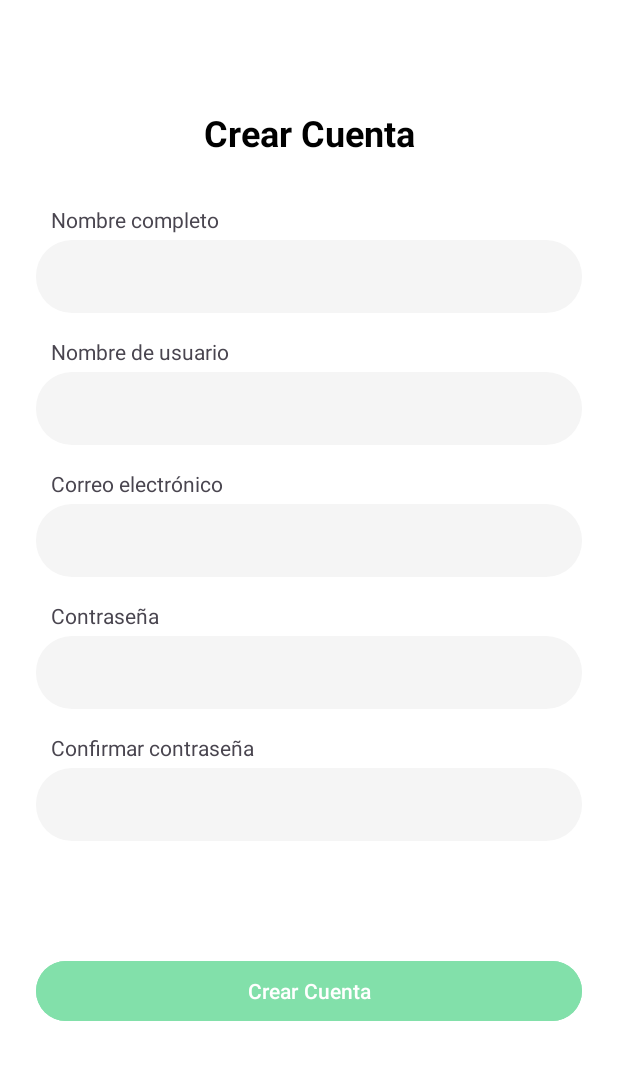
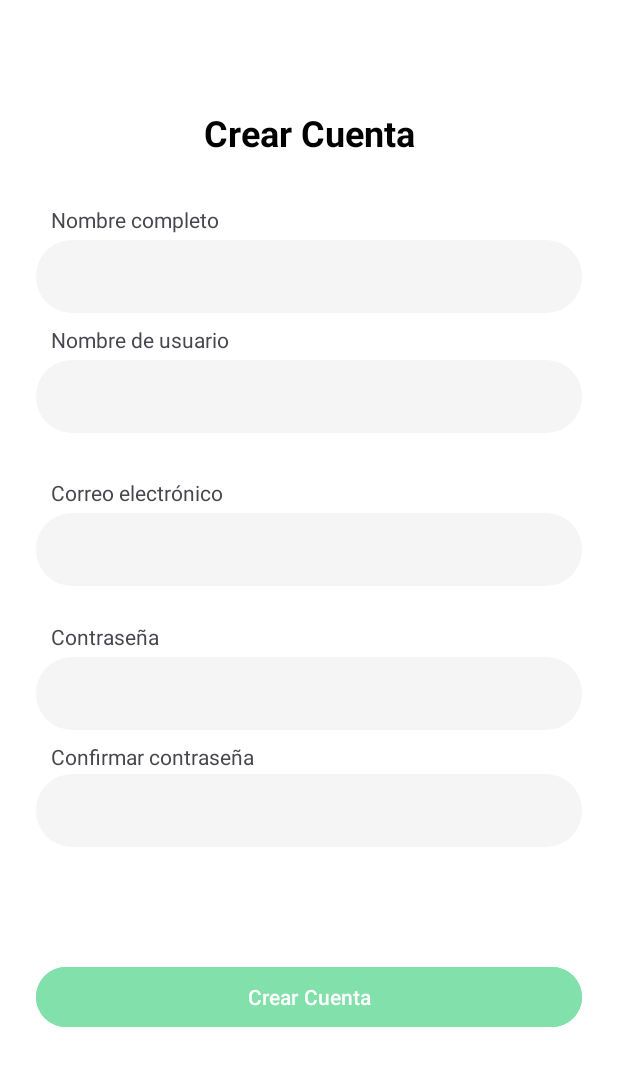
Before and after one commit to MarcosPatron/FCTProject, an Android app: the SignIn screen opened through its navigation route, on a phone screen of 412 x 824 dp. Shown: the top 1066 px of the screen. Run offline under Robolectric (Android 15) with nearby library versions, the phone set to English and light mode, and no system bars; our stand-ins replace navigation-ui.

```diff
--- a/app/src/main/res/layout/fragment_profile.xml
+++ b/app/src/main/res/layout/fragment_profile.xml
@@ -3,7 +3,7 @@
     xmlns:tools="http://schemas.android.com/tools"
     android:layout_width="match_parent"
     android:layout_height="match_parent"
-    android:background="#82e0aa">
+    android:background="#FAFAFA">
 
     <LinearLayout
         android:layout_width="match_parent"
--- a/app/src/main/res/layout/fragment_sign_in.xml
+++ b/app/src/main/res/layout/fragment_sign_in.xml
@@ -54,7 +54,7 @@
         android:textSize="14sp"
         app:layout_constraintTop_toBottomOf="@id/etFullname"
         app:layout_constraintStart_toStartOf="parent"
-        android:layout_marginTop="16dp"
+        android:layout_marginTop="8dp"
         android:layout_marginStart="10dp"/>
 
     <EditText
@@ -77,7 +77,7 @@
         android:textSize="14sp"
         app:layout_constraintTop_toBottomOf="@id/etUsername"
         app:layout_constraintStart_toStartOf="parent"
-        android:layout_marginTop="16dp"
+        android:layout_marginTop="30dp"
         android:layout_marginStart="10dp"/>
 
     <EditText
@@ -101,7 +101,7 @@
         android:textSize="14sp"
         app:layout_constraintTop_toBottomOf="@id/etEmail"
         app:layout_constraintStart_toStartOf="parent"
-        android:layout_marginTop="16dp"
+        android:layout_marginTop="24dp"
         android:layout_marginStart="10dp"/>
 
     <EditText
@@ -125,7 +125,7 @@
         android:textSize="14sp"
         app:layout_constraintTop_toBottomOf="@id/etPassword"
         app:layout_constraintStart_toStartOf="parent"
-        android:layout_marginTop="16dp"
+        android:layout_marginTop="8dp"
         android:layout_marginStart="10dp"/>
 
     <EditText
@@ -138,7 +138,7 @@
         app:layout_constraintTop_toBottomOf="@id/tvRContraseña"
         app:layout_constraintStart_toStartOf="parent"
         app:layout_constraintEnd_toEndOf="parent"
-        android:layout_marginTop="4dp" />
+        android:layout_marginTop="2dp" />
 
     <!-- Botón de Crear Cuenta -->
     <Button
```
